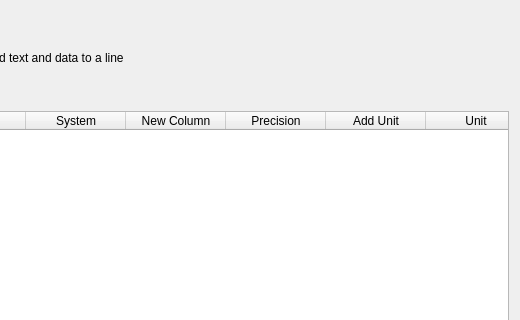
Before: the Qt Designer form Hardware Monitor Applet/GUI/LineEditPageWidget.ui in jimmyd-be/Hardware-Monitor-Applet, drawn with Qt 5; both pictures show x 412 to 932 and y 0 to 320 of the 932 by 634 pixel window.
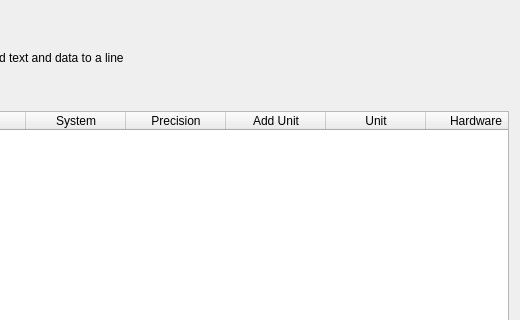
After: the same form once the commit is applied.

Commit message: Add hardware name to datapage and select list.

Diff of the .ui file:
```diff
--- a/Hardware Monitor Applet/GUI/LineEditPageWidget.ui
+++ b/Hardware Monitor Applet/GUI/LineEditPageWidget.ui
@@ -141,11 +141,6 @@
          <string>System</string>
         </property>
        </column>
-       <column>
-        <property name="text">
-         <string>New Column</string>
-        </property>
-       </column>
        <column>
         <property name="text">
          <string>Precision</string>
@@ -161,6 +156,11 @@
          <string>Unit</string>
         </property>
        </column>
+       <column>
+        <property name="text">
+         <string>Hardware</string>
+        </property>
+       </column>
       </widget>
      </item>
     </layout>
```
The commit also changes 8 other files.
